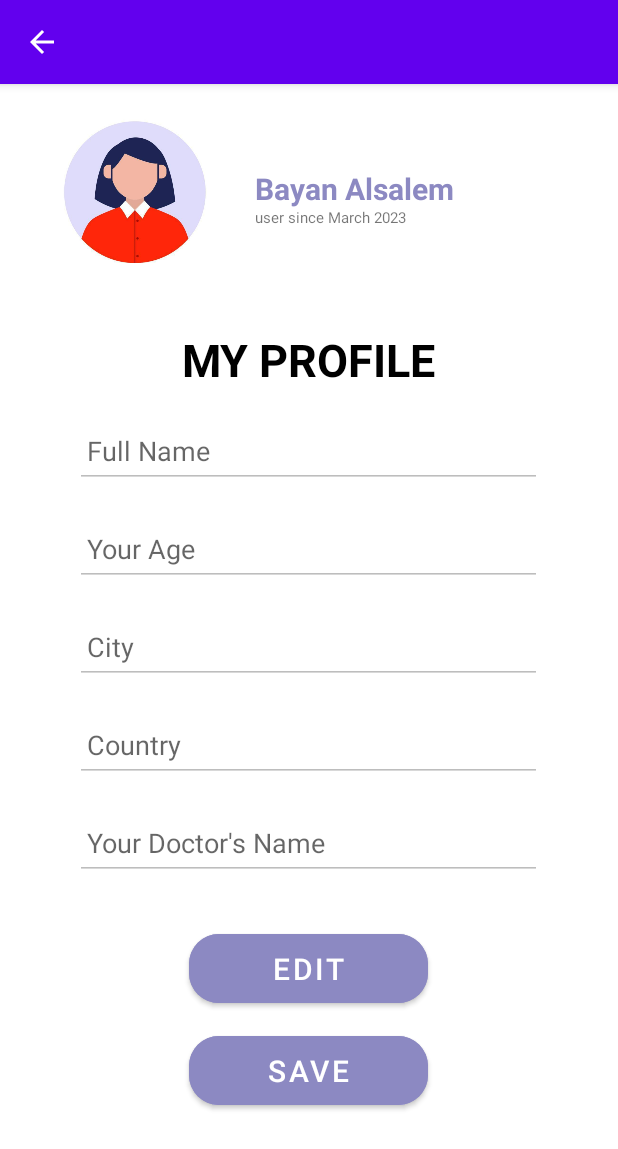
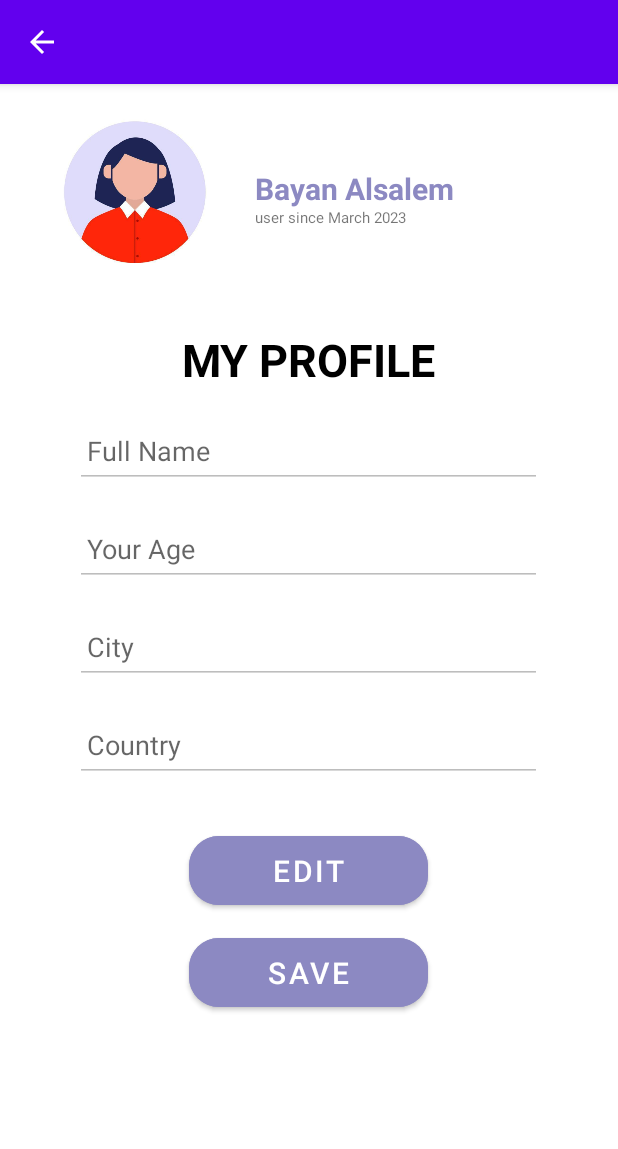
Before and after one commit to BayanAlsalem/coen_elec_390_project_winter_2023, an Android app: the PatientProfileActivity screen opened directly, with no data from a screen before it, on a phone screen of 412 x 824 dp. Shown: the top 1149 px of the screen. Run offline under Robolectric (Android 15) with nearby library versions, the phone set to English and light mode, and no system bars; our stand-ins replace Firebase (no records; nobody signed in at launch, a user with empty details on screens opened directly); 1 statement that could not run was skipped.

Commit message:
Major code refactoring/cleaning

```diff
--- a/app/src/main/AndroidManifest.xml
+++ b/app/src/main/AndroidManifest.xml
@@ -136,7 +136,7 @@
         </activity>
 
         <activity
-            android:parentActivityName=".Dashboard.HomeActivity"
+            android:parentActivityName=".Dashboard.ListOfPatientsActivity"
             android:name=".Dashboard.MyDataActivity"
             android:screenOrientation="landscape" >
         </activity>
--- a/app/src/main/java/com/example/coen_elec_390_project_winter_2023/Dashboard/DoctorDashboard.java
+++ b/app/src/main/java/com/example/coen_elec_390_project_winter_2023/Dashboard/DoctorDashboard.java
@@ -82,7 +82,7 @@ public class DoctorDashboard extends AppCompatActivity {
 
 
         // Set click listeners for requestAppointment
-        TextView requestAppointmentText = findViewById(R.id.requestAppointmentTextID);
+        /*TextView requestAppointmentText = findViewById(R.id.requestAppointmentTextID);
         ImageView requestAppointmentImage = findViewById(R.id.requestAppointmentImageID);
         requestAppointmentText.setOnClickListener(new View.OnClickListener() {
             @Override
@@ -97,7 +97,7 @@ public class DoctorDashboard extends AppCompatActivity {
                 Intent intent = new Intent(DoctorDashboard.this, RequestAppointmentActivity.class);
                 startActivity(intent);
             }
-        });
+        });*/
     }
 
 
--- a/app/src/main/java/com/example/coen_elec_390_project_winter_2023/Dashboard/DoctorProfileActivity.java
+++ b/app/src/main/java/com/example/coen_elec_390_project_winter_2023/Dashboard/DoctorProfileActivity.java
@@ -54,7 +54,6 @@ public class DoctorProfileActivity extends AppCompatActivity {
                 hospitalNameEditText.setText(doctor.getHospital());
                 ageEditText.setText(doctor.getAge());
                 experienceEditText.setText(doctor.getExperience());
-
             }
 
             @Override
--- a/app/src/main/java/com/example/coen_elec_390_project_winter_2023/SignUp/DoctorSignUpActivity.java
+++ b/app/src/main/java/com/example/coen_elec_390_project_winter_2023/SignUp/DoctorSignUpActivity.java
@@ -56,7 +56,7 @@ public class DoctorSignUpActivity extends AppCompatActivity {
                 } else{
                     //Firebase integration to create a user
                     List<String> patientsList = new ArrayList<>(); //Empty patients list
-                    Doctor doctor = new Doctor(name, hospital,user, pass, null, patientsList);
+                    Doctor doctor = new Doctor(name, hospital, user, pass, null, patientsList);
                     firebaseHelper.createUser(doctor, new FirebaseHelper.voidCallbackInterface() {
                         @Override
                         public void onSuccess() {
--- a/app/src/main/java/com/example/coen_elec_390_project_winter_2023/SignUp/PatientSignUpActivity.java
+++ b/app/src/main/java/com/example/coen_elec_390_project_winter_2023/SignUp/PatientSignUpActivity.java
@@ -20,7 +20,7 @@ public class PatientSignUpActivity extends AppCompatActivity {
     //This class integrates Firebase Authentication service and signs up a user
     FirebaseHelper firebaseHelper = new FirebaseHelper();
 
-    private EditText patientEmailSignUp, patientPasswordSignup, patientFullName;
+    private EditText patientEmailSignUp, patientPasswordSignup, patientFullName, patientAge;
     private Button signupBtnFromPatientSignupLayout;
     private TextView patientLoginRedirectText;
 
@@ -31,6 +31,7 @@ public class PatientSignUpActivity extends AppCompatActivity {
         super.onCreate(savedInstanceState);
         setContentView(R.layout.patient_signup_layout);
 
+        patientAge = findViewById(R.id.patientAgeID);
         patientFullName = findViewById(R.id.patientFullNameID);
         patientEmailSignUp = findViewById(R.id.patientEmailSignUpID);
         patientPasswordSignup = findViewById(R.id.patientPasswordSignupID);
@@ -55,6 +56,7 @@ public class PatientSignUpActivity extends AppCompatActivity {
                 } else {
                     //Firebase integration to create a user
                     Patient patient = new Patient(name, user, pass, null);
+                    patient.setAge(patientAge.getText().toString().trim());
                     firebaseHelper.createUser(patient, new FirebaseHelper.voidCallbackInterface() {
                         @Override
                         public void onSuccess() {
--- a/app/src/main/res/layout/list_of_patients_layout.xml
+++ b/app/src/main/res/layout/list_of_patients_layout.xml
@@ -19,7 +19,7 @@
             android:layout_width="match_parent"
             android:layout_height="wrap_content"
             android:layout_margin="30dp"
-            app:cardCornerRadius="30dp"
+            app:cardCornerRadius="0dp"
             app:cardElevation="20dp">
 
             <LinearLayout
@@ -32,12 +32,11 @@
                 <TextView
                     android:layout_width="match_parent"
                     android:layout_height="wrap_content"
-                    android:text="List of Patients"
+                    android:text="My Patients"
                     android:textSize="30sp"
                     android:textAlignment="center"
                     android:textStyle="bold"
                     android:textColor="@color/dark_purble"/>
-
 
                 <ListView
                     android:id="@+id/patientListViewID"
--- a/app/src/main/res/layout/patient_profile_layout.xml
+++ b/app/src/main/res/layout/patient_profile_layout.xml
@@ -73,7 +73,10 @@
             android:drawablePadding="8dp"
             android:hint="Full Name"
             android:padding="8dp"
-            android:textColor="@color/black" />
+            android:textColor="@color/black"
+            android:maxLines="1"
+            android:lines="1"
+            android:singleLine="true"/>
 
         <EditText
             android:id="@+id/patientAgeID"
@@ -83,7 +86,11 @@
             android:drawablePadding="8dp"
             android:hint="Your Age"
             android:padding="8dp"
-            android:textColor="@color/black" />
+            android:textColor="@color/black"
+            android:inputType="number"
+            android:maxLines="1"
+            android:lines="1"
+            android:singleLine="true"/>
 
         <EditText
             android:id="@+id/cityPatientProfileID"
@@ -93,7 +100,10 @@
             android:drawablePadding="8dp"
             android:hint="City"
             android:padding="8dp"
-            android:textColor="@color/black" />
+            android:textColor="@color/black"
+            android:maxLines="1"
+            android:lines="1"
+            android:singleLine="true"/>
 
         <EditText
             android:id="@+id/countryPatientProfileID"
@@ -103,17 +113,20 @@
             android:drawablePadding="8dp"
             android:hint="Country"
             android:padding="8dp"
-            android:textColor="@color/black" />
+            android:textColor="@color/black"
+            android:maxLines="1"
+            android:lines="1"
+            android:singleLine="true"/>
 
-        <EditText
-            android:id="@+id/doctorNameID"
-            android:layout_width="match_parent"
-            android:layout_height="50dp"
-            android:layout_marginTop="15dp"
-            android:drawablePadding="8dp"
-            android:hint="Your Doctor's Name"
-            android:padding="8dp"
-            android:textColor="@color/black" />
+<!--        <EditText-->
+<!--            android:id="@+id/doctorNameID"-->
+<!--            android:layout_width="match_parent"-->
+<!--            android:layout_height="50dp"-->
+<!--            android:layout_marginTop="15dp"-->
+<!--            android:drawablePadding="8dp"-->
+<!--            android:hint="Your Doctor's Name"-->
+<!--            android:padding="8dp"-->
+<!--            android:textColor="@color/black" />-->
 
         <Button
             android:id="@+id/editBtnPatientID"
```
Also changed, not shown: app/src/main/java/com/example/coen_elec_390_project_winter_2023/Dashboard/ListOfPatientsActivity.java (+38 -24 lines), app/src/main/java/com/example/coen_elec_390_project_winter_2023/Dashboard/MyDataActivity.java (+13 -21 lines), app/src/main/java/com/example/coen_elec_390_project_winter_2023/Dashboard/PatientProfileActivity.java (+8 -8 lines), app/src/main/res/layout/doctor_profile_layout.xml (+18 -4 lines), app/src/main/res/layout/doctor_signup_layout.xml (+16 -4 lines), app/src/main/res/layout/doctor_test_layout.xml (+9 -1 lines), app/src/main/res/layout/login_layout.xml (+8 -2 lines), app/src/main/res/layout/patient_signup_layout.xml (+33 -21 lines).
